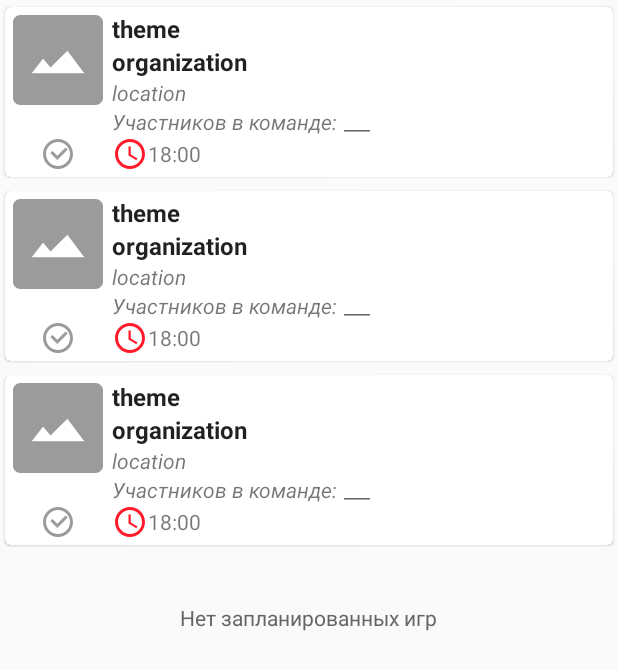
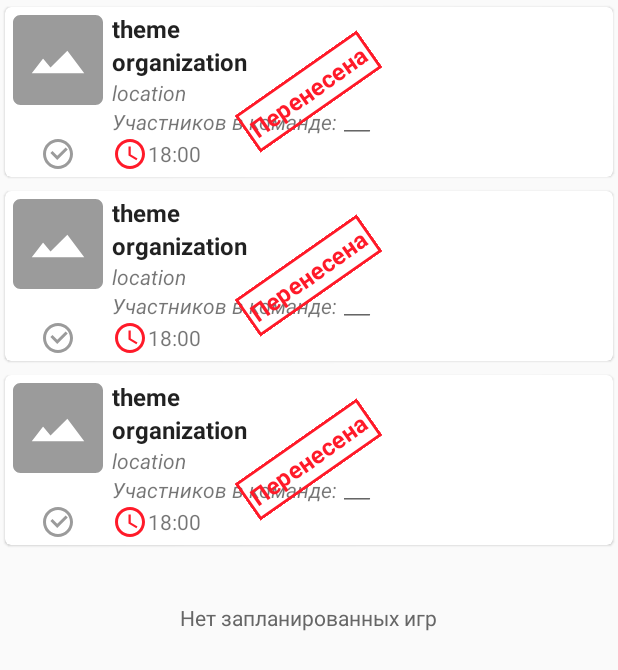
Before and after one commit to kroha22/quiz_planner, an Android app: the layout quiz_list.xml on its own in the app's theme, with its tools: preview values and no code run, on a phone screen of 412 x 824 dp. Shown: the top 670 px of the screen. Run offline under Robolectric (Android 15) with nearby library versions, the phone set to English and light mode, and no system bars.

Commit message:
Перенесенные игры

```diff
--- a/app/src/main/java/com/quizplanner/quizPlanner/exchange/Input.kt
+++ b/app/src/main/java/com/quizplanner/quizPlanner/exchange/Input.kt
@@ -60,11 +60,13 @@ object Input {
         var organisationLogoFilename: String? = null
         @SerializedName("organisationLogoPath")
         var organisationLogoPath: String? = null
+        @SerializedName("isGamePostponed")
+        var isGamePostponed: Boolean? = null
 
         constructor()
 
         override fun toString(): String {
-            return "QuizData(id=$id, gameTheme=$gameTheme, description=$description, date=$date, location=$location, price=$price, countOfPlayers=$countOfPlayers, registrationLink=$registrationLink, gameImgFilename=$gameImgFilename, gameImgPath=$gameImgPath, author=$author)"
+            return "QuizData(id=$id, gameTheme=$gameTheme, description=$description, date=$date, location=$location, price=$price, countOfPlayers=$countOfPlayers, registrationLink=$registrationLink, gameImgFilename=$gameImgFilename, gameImgPath=$gameImgPath, author=$author, isGamePostponed=$isGamePostponed)"
         }
 
     }
--- /dev/null
+++ b/app/src/main/res/drawable/bg_postponed.xml
@@ -0,0 +1,3 @@
+<shape xmlns:android="http://schemas.android.com/apk/res/android" android:shape="rectangle" >
+    <stroke android:width="2dp" android:color="#FF1A29"/>
+</shape>
--- a/app/src/main/res/layout/quiz_list_item.xml
+++ b/app/src/main/res/layout/quiz_list_item.xml
@@ -1,15 +1,19 @@
 <?xml version="1.0" encoding="utf-8"?>
 <android.support.design.card.MaterialCardView xmlns:android="http://schemas.android.com/apk/res/android"
     xmlns:app="http://schemas.android.com/apk/res-auto"
-    app:cardUseCompatPadding="true"
+    android:layout_width="match_parent"
+    android:layout_height="wrap_content"
+    app:cardUseCompatPadding="true">
+
+    <RelativeLayout
         android:layout_width="match_parent"
         android:layout_height="wrap_content">
 
         <LinearLayout
             android:layout_width="match_parent"
             android:layout_height="wrap_content"
-        android:padding="@dimen/item_padding"
-        android:orientation="horizontal">
+            android:orientation="horizontal"
+            android:padding="@dimen/item_padding">
 
             <RelativeLayout
                 android:layout_width="wrap_content"
@@ -20,8 +24,8 @@
                     android:layout_width="@dimen/item_img_size"
                     android:layout_height="@dimen/item_img_size"
                     android:layout_alignParentTop="true"
+                    android:layout_margin="2dp"
                     android:scaleType="fitStart"
-                android:layout_margin="2dp"
                     android:src="@drawable/ic_image_placeholder" />
 
                 <ImageView
@@ -38,8 +42,8 @@
             <LinearLayout
                 android:layout_width="0dp"
                 android:layout_height="wrap_content"
+                android:layout_marginLeft="@dimen/item_text_margin"
                 android:layout_weight="1"
-            android:layout_marginLeft="@dimen/item_text_margin"
                 android:orientation="vertical">
 
                 <TextView
@@ -97,9 +101,9 @@
                 <LinearLayout
                     android:id="@+id/item_date_line"
                     android:layout_width="match_parent"
-                android:visibility="gone"
                     android:layout_height="wrap_content"
-                android:orientation="horizontal">
+                    android:orientation="horizontal"
+                    android:visibility="gone">
 
                     <TextView
                         android:layout_width="wrap_content"
@@ -137,11 +141,37 @@
                         android:layout_width="match_parent"
                         android:layout_height="wrap_content"
                         android:gravity="right"
-                    android:text="@string/game_time"/>
+                        android:text="@string/game_time" />
 
                 </LinearLayout>
 
             </LinearLayout>
+        </LinearLayout>
+
+        <LinearLayout
+            android:id="@+id/item_postponed"
+            android:layout_width="wrap_content"
+            android:layout_height="wrap_content"
+            android:orientation="horizontal"
+            android:layout_centerInParent="true"
+            android:rotation="-35">
+
+        <LinearLayout
+            android:layout_width="wrap_content"
+            android:layout_height="wrap_content"
+            android:orientation="horizontal"
+            android:background="@drawable/bg_postponed">
+
+            <TextView
+                android:layout_width="match_parent"
+                android:layout_height="wrap_content"
+                android:padding="4dp"
+                android:text="@string/postponed"
+                android:textColor="@color/red"
+                android:textSize="@dimen/item_title_text_size"
+                android:textStyle="bold"/>
 
         </LinearLayout>
+        </LinearLayout>
+    </RelativeLayout>
 </android.support.design.card.MaterialCardView>
--- a/app/src/main/res/values/strings.xml
+++ b/app/src/main/res/values/strings.xml
@@ -37,5 +37,6 @@
     <string name="ayp_live">LIVE</string>
     <string name="ayp_custom_action_left">YouTube player Custom action left</string>
     <string name="ayp_custom_action_right">YouTube player custom action right</string>
+    <string name="postponed">Перенесена</string>
 
 </resources>
```
Also changed, not shown: app/src/main/java/com/quizplanner/quizPlanner/model/Db.kt (+5 -3 lines), app/src/main/java/com/quizplanner/quizPlanner/model/Quiz.kt (+13 -0 lines), app/src/main/java/com/quizplanner/quizPlanner/ui/SimpleItemRecyclerViewAdapter.kt (+7 -0 lines). Lines whose indentation alone changed are shown as unchanged.
